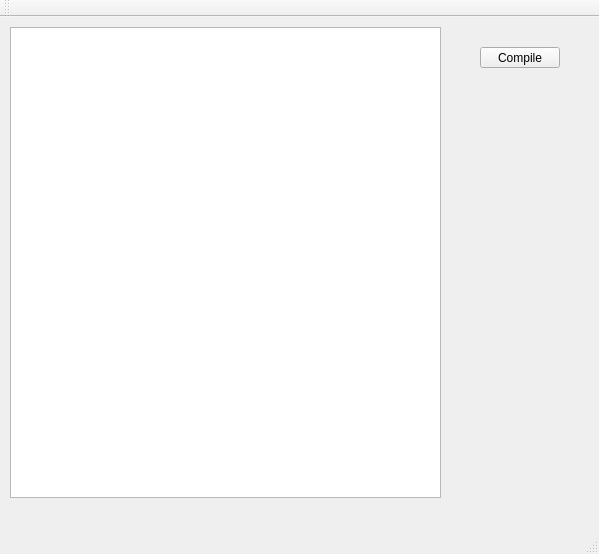
Old version of the form mainwindow.ui in the repository Buvaluy/VirtualMachine.
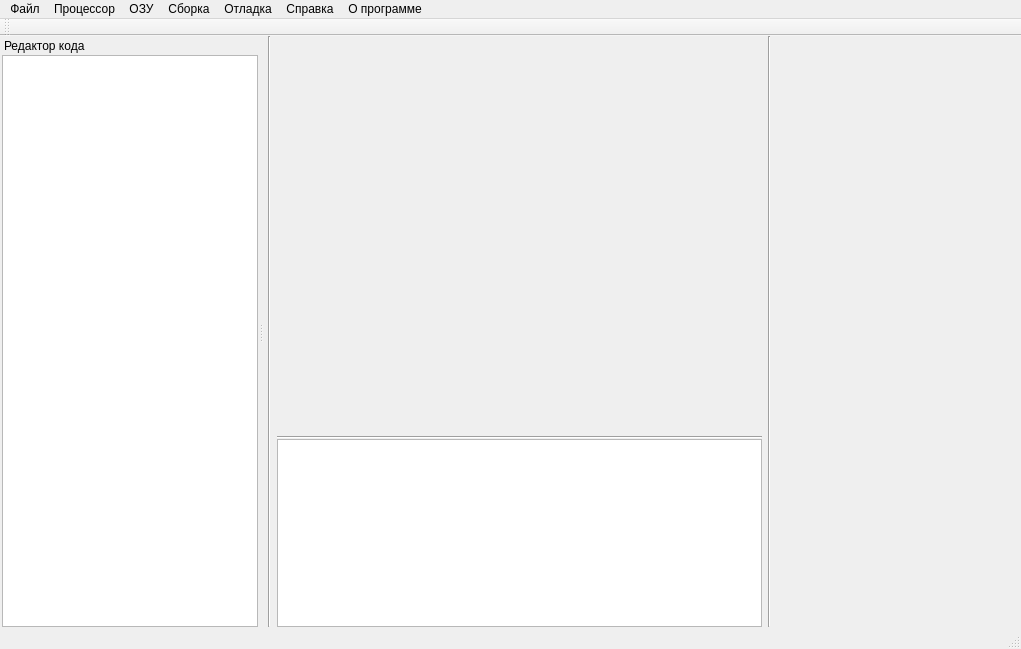
New version of the form.

Commit message: Added cpuWidget and update mainWidget. Added highlight for low case key world. Added singel ton for CPu class method getCPUImpl() return single cpu object.

```diff
--- a/mainwindow.ui
+++ b/mainwindow.ui
@@ -6,50 +6,180 @@
    <rect>
     <x>0</x>
     <y>0</y>
-    <width>599</width>
-    <height>554</height>
+    <width>1021</width>
+    <height>649</height>
    </rect>
   </property>
   <property name="windowTitle">
    <string>MainWindow</string>
   </property>
   <widget class="QWidget" name="centralWidget">
-   <widget class="QTextEdit" name="textEdit">
-    <property name="geometry">
-     <rect>
-      <x>10</x>
-      <y>10</y>
-      <width>431</width>
-      <height>471</height>
-     </rect>
+   <layout class="QHBoxLayout" name="horizontalLayout">
+    <property name="leftMargin">
+     <number>4</number>
     </property>
-    <property name="styleSheet">
-     <string notr="true">font: 14pt &quot;Consolas&quot;;</string>
+    <property name="topMargin">
+     <number>0</number>
     </property>
-   </widget>
-   <widget class="QPushButton" name="btnCompile">
-    <property name="geometry">
-     <rect>
-      <x>480</x>
-      <y>30</y>
-      <width>80</width>
-      <height>21</height>
-     </rect>
+    <property name="rightMargin">
+     <number>4</number>
     </property>
-    <property name="text">
-     <string>Compile</string>
+    <property name="bottomMargin">
+     <number>0</number>
     </property>
-   </widget>
+    <item>
+     <widget class="Line" name="line_2">
+      <property name="orientation">
+       <enum>Qt::Vertical</enum>
+      </property>
+     </widget>
+    </item>
+    <item>
+     <widget class="QWidget" name="widget_2" native="true">
+      <property name="minimumSize">
+       <size>
+        <width>485</width>
+        <height>0</height>
+       </size>
+      </property>
+      <property name="maximumSize">
+       <size>
+        <width>485</width>
+        <height>16777215</height>
+       </size>
+      </property>
+      <layout class="QVBoxLayout" name="verticalLayout_2">
+       <property name="spacing">
+        <number>0</number>
+       </property>
+       <property name="leftMargin">
+        <number>0</number>
+       </property>
+       <property name="topMargin">
+        <number>0</number>
+       </property>
+       <property name="rightMargin">
+        <number>0</number>
+       </property>
+       <property name="bottomMargin">
+        <number>0</number>
+       </property>
+       <item>
+        <widget class="QWidget" name="widget" native="true">
+         <property name="minimumSize">
+          <size>
+           <width>485</width>
+           <height>400</height>
+          </size>
+         </property>
+         <property name="maximumSize">
+          <size>
+           <width>485</width>
+           <height>400</height>
+          </size>
+         </property>
+         <layout class="QVBoxLayout" name="verticalLayout_4">
+          <property name="spacing">
+           <number>0</number>
+          </property>
+          <property name="leftMargin">
+           <number>0</number>
+          </property>
+          <property name="topMargin">
+           <number>0</number>
+          </property>
+          <property name="rightMargin">
+           <number>0</number>
+          </property>
+          <property name="bottomMargin">
+           <number>0</number>
+          </property>
+          <item>
+           <layout class="QVBoxLayout" name="cpuWidgetLayout">
+            <property name="spacing">
+             <number>0</number>
+            </property>
+           </layout>
+          </item>
+         </layout>
+        </widget>
+       </item>
+       <item>
+        <widget class="Line" name="line">
+         <property name="orientation">
+          <enum>Qt::Horizontal</enum>
+         </property>
+        </widget>
+       </item>
+       <item>
+        <widget class="QTableWidget" name="tableWidget_2"/>
+       </item>
+      </layout>
+     </widget>
+    </item>
+    <item>
+     <widget class="Line" name="line_3">
+      <property name="orientation">
+       <enum>Qt::Vertical</enum>
+      </property>
+     </widget>
+    </item>
+    <item>
+     <widget class="QWidget" name="widget_3" native="true"/>
+    </item>
+   </layout>
   </widget>
   <widget class="QMenuBar" name="menuBar">
    <property name="geometry">
     <rect>
      <x>0</x>
      <y>0</y>
-     <width>599</width>
+     <width>1021</width>
      <height>20</height>
     </rect>
    </property>
+   <widget class="QMenu" name="menu">
+    <property name="title">
+     <string>Файл</string>
+    </property>
+   </widget>
+   <widget class="QMenu" name="menu_2">
+    <property name="title">
+     <string>Процессор</string>
+    </property>
+   </widget>
+   <widget class="QMenu" name="menu_3">
+    <property name="title">
+     <string>ОЗУ</string>
+    </property>
+   </widget>
+   <widget class="QMenu" name="menu_4">
+    <property name="title">
+     <string>Сборка</string>
+    </property>
+   </widget>
+   <widget class="QMenu" name="menu_5">
+    <property name="title">
+     <string>Отладка</string>
+    </property>
+   </widget>
+   <widget class="QMenu" name="menu_6">
+    <property name="title">
+     <string>Справка</string>
+    </property>
+   </widget>
+   <widget class="QMenu" name="menu_7">
+    <property name="title">
+     <string>О программе</string>
+    </property>
+   </widget>
+   <addaction name="menu"/>
+   <addaction name="menu_2"/>
+   <addaction name="menu_3"/>
+   <addaction name="menu_4"/>
+   <addaction name="menu_5"/>
+   <addaction name="menu_6"/>
+   <addaction name="menu_7"/>
   </widget>
   <widget class="QToolBar" name="mainToolBar">
    <attribute name="toolBarArea">
@@ -60,6 +190,46 @@
    </attribute>
   </widget>
   <widget class="QStatusBar" name="statusBar"/>
+  <widget class="QDockWidget" name="dockWidget">
+   <property name="features">
+    <set>QDockWidget::NoDockWidgetFeatures</set>
+   </property>
+   <property name="allowedAreas">
+    <set>Qt::LeftDockWidgetArea</set>
+   </property>
+   <property name="windowTitle">
+    <string comment="Editor" extracomment="Editor">Редактор кода</string>
+   </property>
+   <attribute name="dockWidgetArea">
+    <number>1</number>
+   </attribute>
+   <widget class="QWidget" name="dockWidgetContents">
+    <layout class="QVBoxLayout" name="verticalLayout">
+     <property name="spacing">
+      <number>0</number>
+     </property>
+     <property name="leftMargin">
+      <number>2</number>
+     </property>
+     <property name="topMargin">
+      <number>0</number>
+     </property>
+     <property name="rightMargin">
+      <number>0</number>
+     </property>
+     <property name="bottomMargin">
+      <number>0</number>
+     </property>
+     <item>
+      <widget class="QTextEdit" name="textEdit">
+       <property name="styleSheet">
+        <string notr="true">font: 12pt &quot;Consolas&quot;;</string>
+       </property>
+      </widget>
+     </item>
+    </layout>
+   </widget>
+  </widget>
  </widget>
  <layoutdefault spacing="6" margin="11"/>
  <resources/>
```
Left out of the diff: 2 changed lines with no effect on the pictures. The commit also changes 12 other files.
